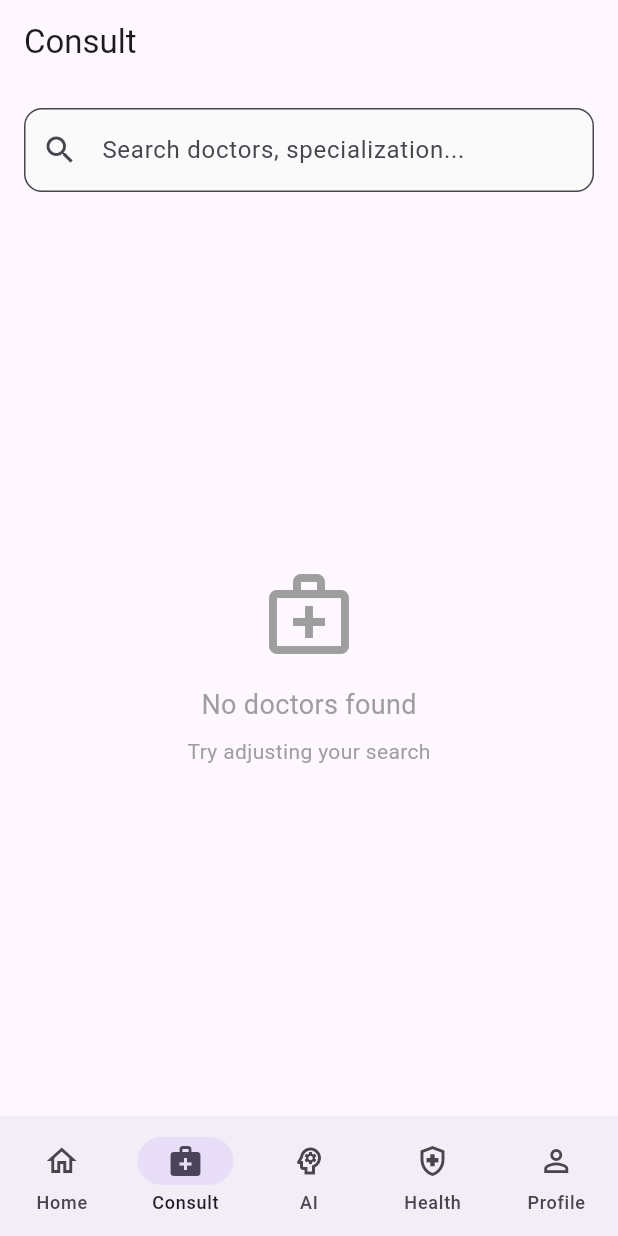
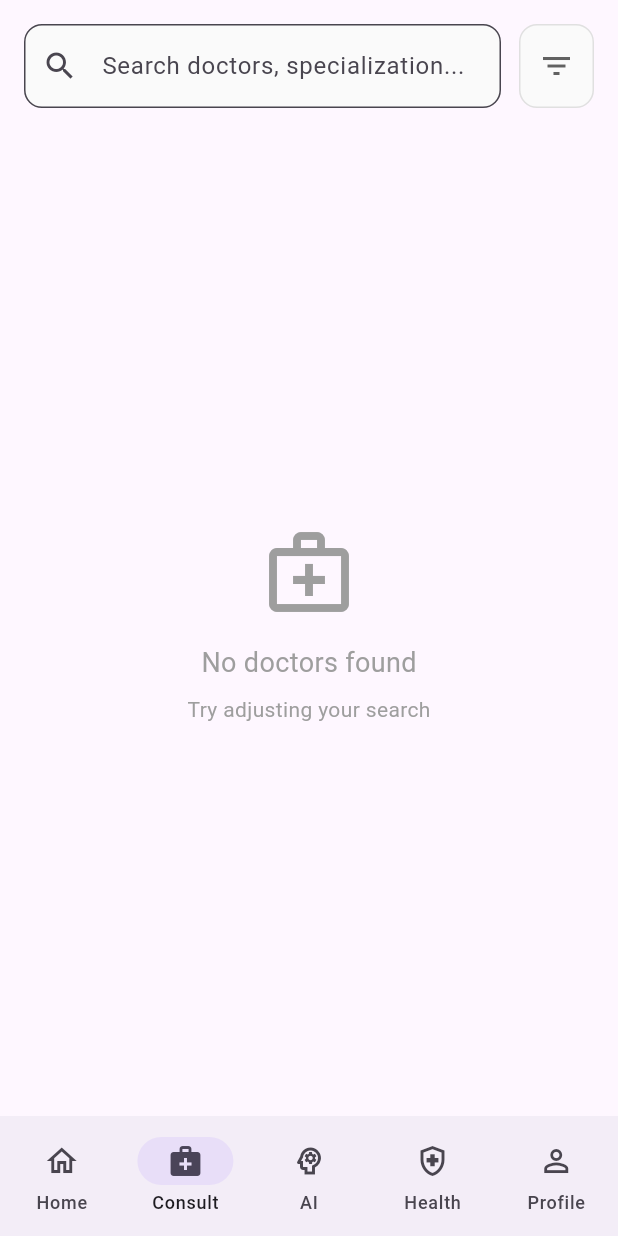
Before and after one commit to muntasirhossain2003/DocSync, a Flutter app: the ConsultPage screen opened by its route, on a phone screen of 412 x 824 dp. Run offline on Flutter 3.47's test engine with Material 3 defaults, Android fonts, the phone set to English and light mode, and no system bars; our stand-ins replace flutter_dotenv, flutter_riverpod, font_awesome_flutter, go_router, image_picker, supabase_flutter; accounts and stored records are empty.

Commit message:
consult: search & filter

```diff
--- a/lib/features/consult/presentation/pages/consult_page.dart
+++ b/lib/features/consult/presentation/pages/consult_page.dart
@@ -1,3 +1,4 @@
+// lib/features/consult/presentation/pages/consult_page.dart
 import 'package:flutter/material.dart';
 
 import '../widgets/consult_widgets.dart';
@@ -7,9 +8,10 @@ class ConsultPage extends StatelessWidget {
 
   @override
   Widget build(BuildContext context) {
-    return Scaffold(
-      appBar: AppBar(title: const Text('Consult')),
-      body: const Column(children: [ConsultSearchBar(), DoctorList()]),
+    return const SafeArea(
+      child: Scaffold(
+        body: Column(children: [ConsultSearchBar(), DoctorList()]),
+      ),
     );
   }
 }
--- a/lib/features/consult/presentation/providers/doctor_provider.dart
+++ b/lib/features/consult/presentation/providers/doctor_provider.dart
@@ -1,7 +1,5 @@
 // lib/features/consult/presentation/providers/doctor_provider.dart
-
 import 'package:flutter_riverpod/flutter_riverpod.dart';
-
 import '../../data/repositories/doctor_repository.dart';
 import '../../domain/models/doctor.dart';
 
@@ -10,37 +8,50 @@ final doctorRepositoryProvider = Provider<DoctorRepository>((ref) {
   return DoctorRepository();
 });
 
-// All doctors provider
+// All doctors
 final doctorsProvider = FutureProvider<List<Doctor>>((ref) async {
-  final repository = ref.watch(doctorRepositoryProvider);
-  return repository.fetchAllDoctors();
+  final repo = ref.watch(doctorRepositoryProvider);
+  return repo.fetchAllDoctors();
 });
 
-// Search provider with state
+// Search query
 final searchQueryProvider = StateProvider<String>((ref) => '');
 
-// Filtered doctors based on search
+// Selected specialization
+final selectedSpecializationProvider = StateProvider<String?>((ref) => null);
+
+// Combined filter
 final filteredDoctorsProvider = FutureProvider<List<Doctor>>((ref) async {
-  final repository = ref.watch(doctorRepositoryProvider);
+  final repo = ref.watch(doctorRepositoryProvider);
   final query = ref.watch(searchQueryProvider);
+  final specialization = ref.watch(selectedSpecializationProvider);
 
-  if (query.isEmpty) {
-    return repository.fetchAllDoctors();
+  // If specialization only
+  if ((query.isEmpty || query.trim().isEmpty) &&
+      (specialization == null || specialization.isEmpty)) {
+    return repo.fetchAllDoctors();
   }
 
-  return repository.searchDoctors(query);
+  // If specialization and query both
+  if (specialization != null && specialization.isNotEmpty && query.isNotEmpty) {
+    final doctors = await repo.fetchDoctorsBySpecialization(specialization);
+    return doctors
+        .where((d) =>
+            d.fullName.toLowerCase().contains(query.toLowerCase()) ||
+            d.specialization.toLowerCase().contains(query.toLowerCase()))
+        .toList();
+  }
+
+  // Only specialization
+  if (specialization != null && specialization.isNotEmpty) {
+    return repo.fetchDoctorsBySpecialization(specialization);
+  }
+
+  // Only search query
+  return repo.searchDoctors(query);
 });
 
-// Single doctor provider
-final doctorByIdProvider = FutureProvider.family<Doctor?, String>((
-  ref,
-  doctorId,
-) async {
-  final repository = ref.watch(doctorRepositoryProvider);
-  return repository.fetchDoctorById(doctorId);
-});
-
-// Specializations list (you can customize this)
+// Specializations list
 final specializationsProvider = Provider<List<String>>((ref) {
   return [
     'General Physician',
--- a/lib/features/home/presentation/providers/consultation_provider.dart
+++ b/lib/features/home/presentation/providers/consultation_provider.dart
@@ -42,8 +42,6 @@ final upcomingConsultationsProvider =
       }
 
       try {
-        print('Auth User ID: $authUserId');
-
         // First get the user's ID from users table
         final userResponse = await supabase
             .from('users')
@@ -52,8 +50,6 @@ final upcomingConsultationsProvider =
             .single();
 
         final userId = userResponse['id'] as String;
-        print('User ID from users table: $userId');
-        print('Current time for filter: ${DateTime.now().toIso8601String()}');
 
         // Fetch upcoming consultations
         final response = await supabase
--- a/lib/features/home/presentation/widgets/home_widgets.dart
+++ b/lib/features/home/presentation/widgets/home_widgets.dart
@@ -612,8 +612,10 @@ class CategoriesSection extends ConsumerWidget {
                     itemCount: doctors.length,
                     itemBuilder: (context, index) {
                       final doctor = doctors[index];
-                      final bool isValidUrl = doctor.imageUrl.isNotEmpty &&
-                          doctor.imageUrl != 'https://sasthyaseba.com/default_image_url' &&
+                      final bool isValidUrl =
+                          doctor.imageUrl.isNotEmpty &&
+                          doctor.imageUrl !=
+                              'https://sasthyaseba.com/default_image_url' &&
                           !doctor.imageUrl.contains('pravatar.cc');
 
                       return Card(
```
Also changed, not shown: lib/features/consult/data/repositories/doctor_repository.dart (+8 -15 lines), lib/features/consult/presentation/widgets/consult_widgets.dart (+122 -2 lines).
